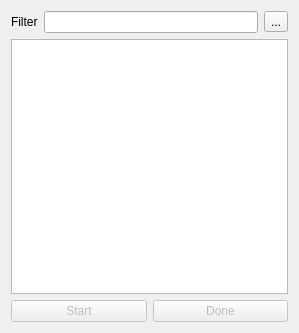
Qt form src/app/taskwidget.ui (AlexandrePTJ/kemai) before a commit.
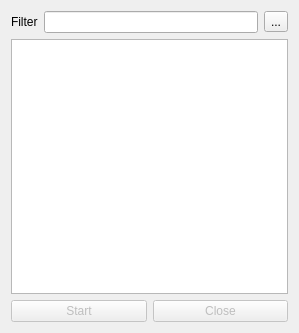
The same form after that commit. Icons and pictures are not drawn.

Patch:
```diff
--- a/src/app/taskwidget.ui
+++ b/src/app/taskwidget.ui
@@ -70,7 +70,7 @@
         <bool>false</bool>
        </property>
        <property name="text">
-        <string>Done</string>
+        <string>Close</string>
        </property>
       </widget>
      </item>
```
Left out of the diff: 2 changed lines with no effect on the pictures.
